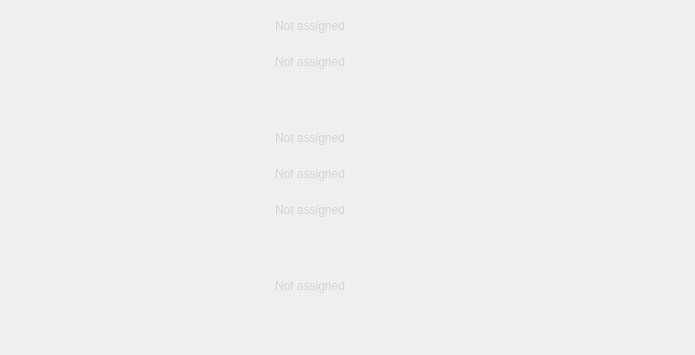
Qt form modules/automation/projects/HilecGui/src/telecontrol/ConnexionAssignmentWidget.ui (OFFIS-Automation/Framework) before a commit.
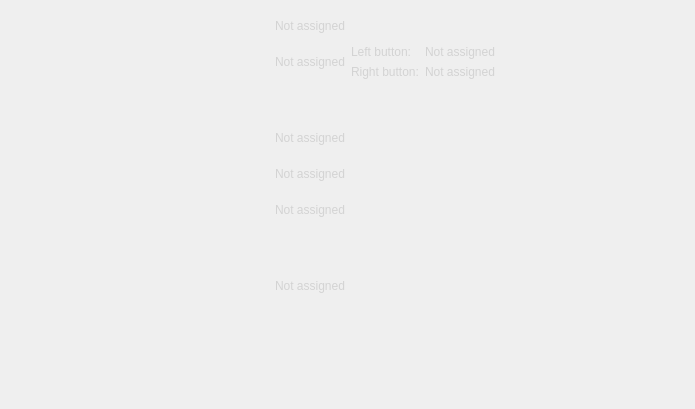
The same form after that commit. Icons and pictures are not drawn.

Commit message: Button assignments in UI for connexion

```diff
--- a/modules/automation/projects/HilecGui/src/telecontrol/ConnexionAssignmentWidget.ui
+++ b/modules/automation/projects/HilecGui/src/telecontrol/ConnexionAssignmentWidget.ui
@@ -7,7 +7,7 @@
     <x>0</x>
     <y>0</y>
     <width>695</width>
-    <height>355</height>
+    <height>409</height>
    </rect>
   </property>
   <property name="windowTitle">
@@ -285,6 +285,22 @@
    </item>
    <item>
     <layout class="QVBoxLayout" name="verticalLayout">
+     <item>
+      <spacer name="verticalSpacer_6">
+       <property name="orientation">
+        <enum>Qt::Vertical</enum>
+       </property>
+       <property name="sizeType">
+        <enum>QSizePolicy::Fixed</enum>
+       </property>
+       <property name="sizeHint" stdset="0">
+        <size>
+         <width>20</width>
+         <height>14</height>
+        </size>
+       </property>
+      </spacer>
+     </item>
      <item>
       <widget class="QLabel" name="label">
        <property name="text">
@@ -295,6 +311,50 @@
        </property>
       </widget>
      </item>
+     <item>
+      <layout class="QFormLayout" name="formLayout">
+       <item row="0" column="0">
+        <widget class="QLabel" name="button3LabelDesc">
+         <property name="styleSheet">
+          <string notr="true">color : lightgray;</string>
+         </property>
+         <property name="text">
+          <string>Left button:</string>
+         </property>
+        </widget>
+       </item>
+       <item row="1" column="0">
+        <widget class="QLabel" name="button2LabelDesc">
+         <property name="styleSheet">
+          <string notr="true">color : lightgray;</string>
+         </property>
+         <property name="text">
+          <string>Right button:</string>
+         </property>
+        </widget>
+       </item>
+       <item row="0" column="1">
+        <widget class="QLabel" name="button3Label">
+         <property name="styleSheet">
+          <string notr="true">color : lightgray;</string>
+         </property>
+         <property name="text">
+          <string>Not assigned</string>
+         </property>
+        </widget>
+       </item>
+       <item row="1" column="1">
+        <widget class="QLabel" name="button2Label">
+         <property name="styleSheet">
+          <string notr="true">color : lightgray;</string>
+         </property>
+         <property name="text">
+          <string>Not assigned</string>
+         </property>
+        </widget>
+       </item>
+      </layout>
+     </item>
      <item>
       <spacer name="verticalSpacer">
        <property name="orientation">
```
The commit also changes 2 other files.
